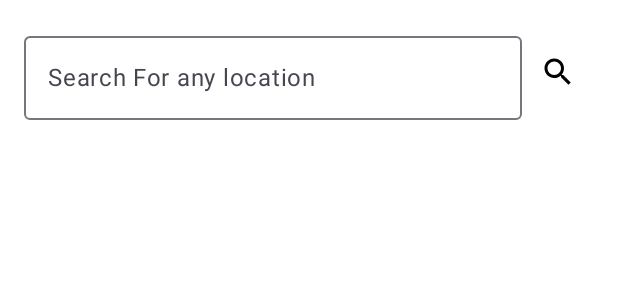
After one commit to Lokesh-Patel-jet2/WatherApplicationCompose, an Android app built with Jetpack Compose: the @Preview function WeatherPage, on a phone screen of 412 x 824 dp. The commit adds this screen. Shown: the top 300 px of the screen. Run offline under Robolectric (Android 15) with nearby library versions, the phone set to English and light mode, and no system bars.

Commit message:
Adding the basic UI.

```diff
--- a/app/build.gradle.kts
+++ b/app/build.gradle.kts
@@ -5,7 +5,7 @@ plugins {
 
 android {
     namespace = "com.example.weatherapplicationcompose"
-    compileSdk = 34
+    compileSdk = 35
 
     defaultConfig {
         applicationId = "com.example.weatherapplicationcompose"
--- a/app/src/main/java/com/example/weatherapplicationcompose/MainActivity.kt
+++ b/app/src/main/java/com/example/weatherapplicationcompose/MainActivity.kt
@@ -6,7 +6,9 @@ import androidx.activity.compose.setContent
 import androidx.activity.enableEdgeToEdge
 import androidx.compose.foundation.layout.fillMaxSize
 import androidx.compose.foundation.layout.padding
+import androidx.compose.material3.MaterialTheme
 import androidx.compose.material3.Scaffold
+import androidx.compose.material3.Surface
 import androidx.compose.material3.Text
 import androidx.compose.runtime.Composable
 import androidx.compose.ui.Modifier
@@ -19,7 +21,12 @@ class MainActivity : ComponentActivity() {
         enableEdgeToEdge()
         setContent {
             WeatherApplicationComposeTheme {
-
+                Surface(
+                    modifier = Modifier.fillMaxSize(),
+                    color = MaterialTheme.colorScheme.background
+                ) {
+                    WeatherPage()
+                }
             }
         }
     }
--- /dev/null
+++ b/app/src/main/java/com/example/weatherapplicationcompose/WeatherPage.kt
@@ -0,0 +1,59 @@
+package com.example.weatherapplicationcompose
+
+import androidx.compose.foundation.layout.Arrangement
+import androidx.compose.foundation.layout.Column
+import androidx.compose.foundation.layout.Row
+import androidx.compose.foundation.layout.fillMaxWidth
+import androidx.compose.foundation.layout.padding
+import androidx.compose.material.icons.Icons
+import androidx.compose.material.icons.filled.Search
+import androidx.compose.material3.Icon
+import androidx.compose.material3.IconButton
+import androidx.compose.material3.OutlinedTextField
+import androidx.compose.material3.Text
+import androidx.compose.runtime.Composable
+import androidx.compose.runtime.getValue
+import androidx.compose.runtime.mutableStateOf
+import androidx.compose.runtime.remember
+import androidx.compose.runtime.setValue
+import androidx.compose.ui.Alignment
+import androidx.compose.ui.Modifier
+import androidx.compose.ui.tooling.preview.Preview
+import androidx.compose.ui.unit.dp
+
+
+@Preview(showSystemUi = true)
+@Composable
+fun WeatherPage() {
+
+    var city by remember {
+        mutableStateOf("")
+    }
+
+
+    Column(
+        modifier = Modifier
+            .fillMaxWidth()
+            .padding(8.dp),
+        horizontalAlignment = Alignment.CenterHorizontally
+    ) {
+        Row(
+            modifier = Modifier
+                .fillMaxWidth()
+                .padding(8.dp),
+            verticalAlignment = Alignment.CenterVertically,
+            horizontalArrangement = Arrangement.SpaceEvenly
+        ) {
+            OutlinedTextField(modifier = Modifier.weight(1f), value = city, onValueChange = {
+                city = it
+            },
+                label = {
+                    Text(text = "Search For any location")
+                })
+
+            IconButton(onClick = {}) {
+                Icon(imageVector = Icons.Default.Search, contentDescription = null)
+            }
+        }
+    }
+}
```
